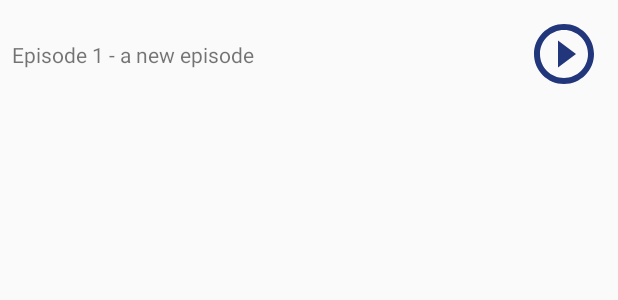
After one commit to leaudro/Podcast, an Android app: the layout episode_list_item.xml on its own in the app's theme, with its tools: preview values and no code run, on a phone screen of 412 x 824 dp. The commit adds this screen. Shown: the top 300 px of the screen. Run offline under Robolectric (Android 15) with nearby library versions, the phone set to English and light mode, and no system bars.

Commit message:
Listen to podcast using SoundPool (not the best option :/ )

```diff
--- a/app/src/main/java/com/leaudro/podcast/podcastdetails/EpisodesAdapter.kt
+++ b/app/src/main/java/com/leaudro/podcast/podcastdetails/EpisodesAdapter.kt
@@ -24,7 +24,7 @@ class EpisodeViewHolder(view: View) : RecyclerView.ViewHolder(view) {
 class EpisodesAdapter(private val list: List<Episode>, private val listener: (Episode) -> Unit) : RecyclerView.Adapter<EpisodeViewHolder>() {
 
     override fun onCreateViewHolder(parent: ViewGroup, viewType: Int): EpisodeViewHolder =
-            EpisodeViewHolder(parent.inflate(R.layout.podcast_list_item))
+            EpisodeViewHolder(parent.inflate(R.layout.episode_list_item))
 
     override fun getItemCount(): Int = list.size
 
--- /dev/null
+++ b/app/src/main/res/drawable/ic_play_circle_outline_blue.xml
@@ -0,0 +1,5 @@
+<vector android:height="48dp" android:tint="#21367B"
+    android:viewportHeight="24.0" android:viewportWidth="24.0"
+    android:width="48dp" xmlns:android="http://schemas.android.com/apk/res/android">
+    <path android:fillColor="#FF000000" android:pathData="M10,16.5l6,-4.5 -6,-4.5v9zM12,2C6.48,2 2,6.48 2,12s4.48,10 10,10 10,-4.48 10,-10S17.52,2 12,2zM12,20c-4.41,0 -8,-3.59 -8,-8s3.59,-8 8,-8 8,3.59 8,8 -3.59,8 -8,8z"/>
+</vector>
--- /dev/null
+++ b/app/src/main/res/layout/episode_list_item.xml
@@ -0,0 +1,38 @@
+<?xml version="1.0" encoding="utf-8"?>
+<android.support.constraint.ConstraintLayout xmlns:android="http://schemas.android.com/apk/res/android"
+    xmlns:app="http://schemas.android.com/apk/res-auto"
+    xmlns:tools="http://schemas.android.com/tools"
+    android:layout_width="match_parent"
+    android:layout_height="wrap_content">
+
+    <TextView
+        android:id="@+id/text_title"
+        android:layout_width="wrap_content"
+        android:layout_height="19dp"
+        android:layout_marginBottom="8dp"
+        android:layout_marginEnd="8dp"
+        android:layout_marginStart="8dp"
+        android:layout_marginTop="8dp"
+        app:layout_constraintBottom_toBottomOf="parent"
+        app:layout_constraintEnd_toStartOf="@+id/bt_play"
+        app:layout_constraintHorizontal_bias="0.0"
+        app:layout_constraintStart_toStartOf="parent"
+        app:layout_constraintTop_toTopOf="parent"
+        app:layout_constraintVertical_bias="0.513"
+        tools:text="Episode 1 - a new episode" />
+
+    <ImageButton
+        android:id="@+id/bt_play"
+        android:layout_width="wrap_content"
+        android:layout_height="wrap_content"
+        android:layout_marginBottom="8dp"
+        android:layout_marginEnd="8dp"
+        android:layout_marginTop="8dp"
+        android:background="@null"
+        android:padding="4dp"
+        android:src="@drawable/ic_play_circle_outline_blue"
+        app:layout_constraintBottom_toBottomOf="parent"
+        app:layout_constraintEnd_toEndOf="parent"
+        app:layout_constraintTop_toTopOf="parent" />
+
+</android.support.constraint.ConstraintLayout>
```
Also changed, not shown: app/src/main/java/com/leaudro/podcast/podcastdetails/PodcastDetailsActivity.kt (+43 -2 lines).
